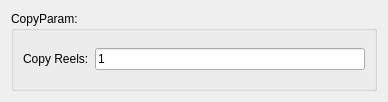
Qt form datatool/copyParam.ui (chenjh1234/datatool) before a commit.
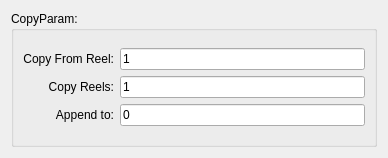
The same form after that commit.

Commit message: append from

The edit to the form file:
```diff
--- a/datatool/copyParam.ui
+++ b/datatool/copyParam.ui
@@ -7,7 +7,7 @@
     <x>0</x>
     <y>0</y>
     <width>388</width>
-    <height>102</height>
+    <height>158</height>
    </rect>
   </property>
   <property name="windowTitle">
@@ -28,7 +28,10 @@
            <enum>QFrame::Raised</enum>
           </property>
           <property name="text">
-           <string>Copy Reels:</string>
+           <string>Copy From Reel:</string>
+          </property>
+          <property name="alignment">
+           <set>Qt::AlignRight|Qt::AlignTrailing|Qt::AlignVCenter</set>
           </property>
          </widget>
         </item>
@@ -39,6 +42,55 @@
           </property>
          </widget>
         </item>
+        <item row="1" column="0">
+         <widget class="QLabel" name="labelCopy">
+          <property name="frameShadow">
+           <enum>QFrame::Raised</enum>
+          </property>
+          <property name="text">
+           <string>Copy Reels:</string>
+          </property>
+          <property name="alignment">
+           <set>Qt::AlignRight|Qt::AlignTrailing|Qt::AlignVCenter</set>
+          </property>
+         </widget>
+        </item>
+        <item row="1" column="1">
+         <widget class="QLineEdit" name="lineEditCopy">
+          <property name="toolTip">
+           <string>Copy Number of reels</string>
+          </property>
+          <property name="text">
+           <string>1</string>
+          </property>
+         </widget>
+        </item>
+        <item row="2" column="0">
+         <widget class="QLabel" name="labelAppend">
+          <property name="toolTip">
+           <string>Append To</string>
+          </property>
+          <property name="frameShadow">
+           <enum>QFrame::Raised</enum>
+          </property>
+          <property name="text">
+           <string>Append to:</string>
+          </property>
+          <property name="alignment">
+           <set>Qt::AlignRight|Qt::AlignTrailing|Qt::AlignVCenter</set>
+          </property>
+         </widget>
+        </item>
+        <item row="2" column="1">
+         <widget class="QLineEdit" name="lineEditAppend">
+          <property name="toolTip">
+           <string>Append to (override which reel)</string>
+          </property>
+          <property name="text">
+           <string>0</string>
+          </property>
+         </widget>
+        </item>
        </layout>
       </item>
      </layout>
```
Left out of the diff: 7 changed lines with no effect on the pictures. The commit also changes 10 other files.
